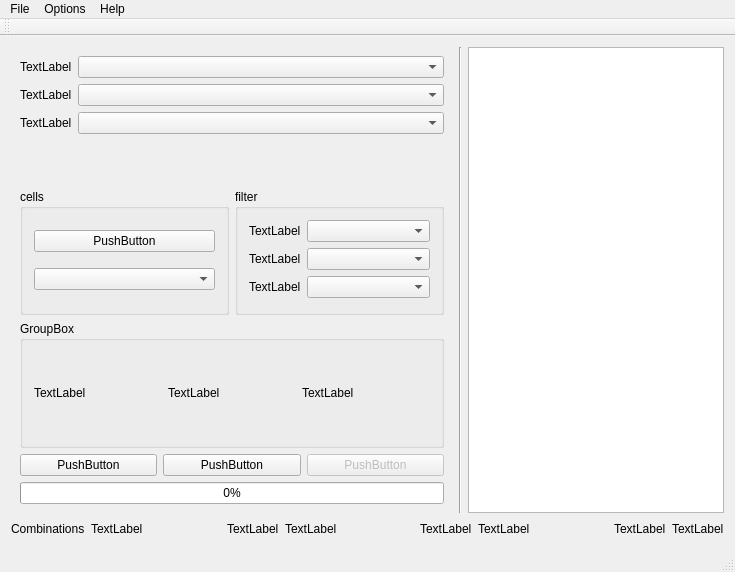
Qt form code/ui/mainwindow.ui (ChaosSaber/ChaosSabers-Armour-Set-Search) before a commit.
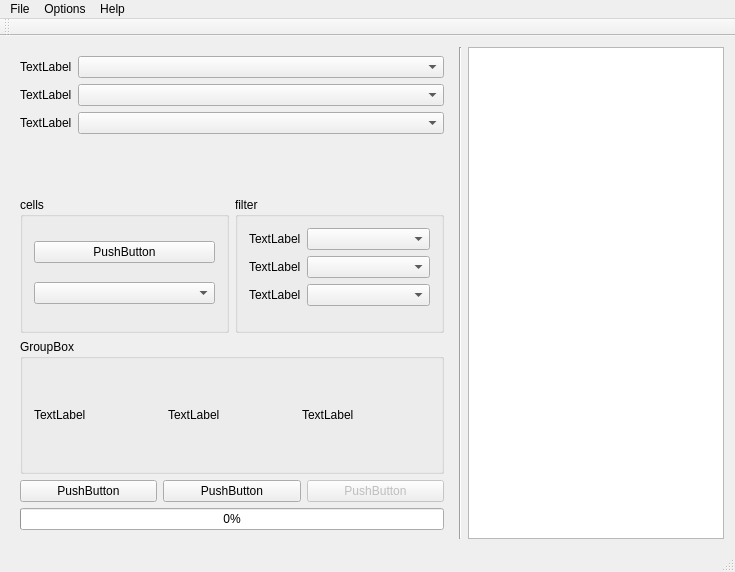
The same form after that commit.

Commit message: moved statistics into the statusbar

```diff
--- a/code/ui/mainwindow.ui
+++ b/code/ui/mainwindow.ui
@@ -227,105 +227,6 @@
       </item>
      </layout>
     </item>
-    <item>
-     <layout class="QHBoxLayout" name="horizontalLayout_3">
-      <item>
-       <widget class="QLabel" name="labelCombinations">
-        <property name="text">
-         <string>Combinations</string>
-        </property>
-       </widget>
-      </item>
-      <item>
-       <widget class="QLabel" name="labelCombinationsValue">
-        <property name="text">
-         <string>TextLabel</string>
-        </property>
-       </widget>
-      </item>
-      <item>
-       <spacer name="horizontalSpacer">
-        <property name="orientation">
-         <enum>Qt::Horizontal</enum>
-        </property>
-        <property name="sizeHint" stdset="0">
-         <size>
-          <width>40</width>
-          <height>20</height>
-         </size>
-        </property>
-       </spacer>
-      </item>
-      <item>
-       <widget class="QLabel" name="labelFoundSets">
-        <property name="text">
-         <string>TextLabel</string>
-        </property>
-       </widget>
-      </item>
-      <item>
-       <widget class="QLabel" name="labelFoundSetsValue">
-        <property name="text">
-         <string>TextLabel</string>
-        </property>
-       </widget>
-      </item>
-      <item>
-       <spacer name="horizontalSpacer_2">
-        <property name="orientation">
-         <enum>Qt::Horizontal</enum>
-        </property>
-        <property name="sizeHint" stdset="0">
-         <size>
-          <width>40</width>
-          <height>20</height>
-         </size>
-        </property>
-       </spacer>
-      </item>
-      <item>
-       <widget class="QLabel" name="labelSearchTime">
-        <property name="text">
-         <string>TextLabel</string>
-        </property>
-       </widget>
-      </item>
-      <item>
-       <widget class="QLabel" name="labelSearchTimeValue">
-        <property name="text">
-         <string>TextLabel</string>
-        </property>
-       </widget>
-      </item>
-      <item>
-       <spacer name="horizontalSpacer_3">
-        <property name="orientation">
-         <enum>Qt::Horizontal</enum>
-        </property>
-        <property name="sizeHint" stdset="0">
-         <size>
-          <width>40</width>
-          <height>20</height>
-         </size>
-        </property>
-       </spacer>
-      </item>
-      <item>
-       <widget class="QLabel" name="labelSearchesPerSecond">
-        <property name="text">
-         <string>TextLabel</string>
-        </property>
-       </widget>
-      </item>
-      <item>
-       <widget class="QLabel" name="labelSearchesPerSecondValue">
-        <property name="text">
-         <string>TextLabel</string>
-        </property>
-       </widget>
-      </item>
-     </layout>
-    </item>
    </layout>
   </widget>
   <widget class="QToolBar" name="mainToolBar">
```
Left out of the diff: 2 changed lines with no effect on the pictures. The commit also changes 2 other files.
